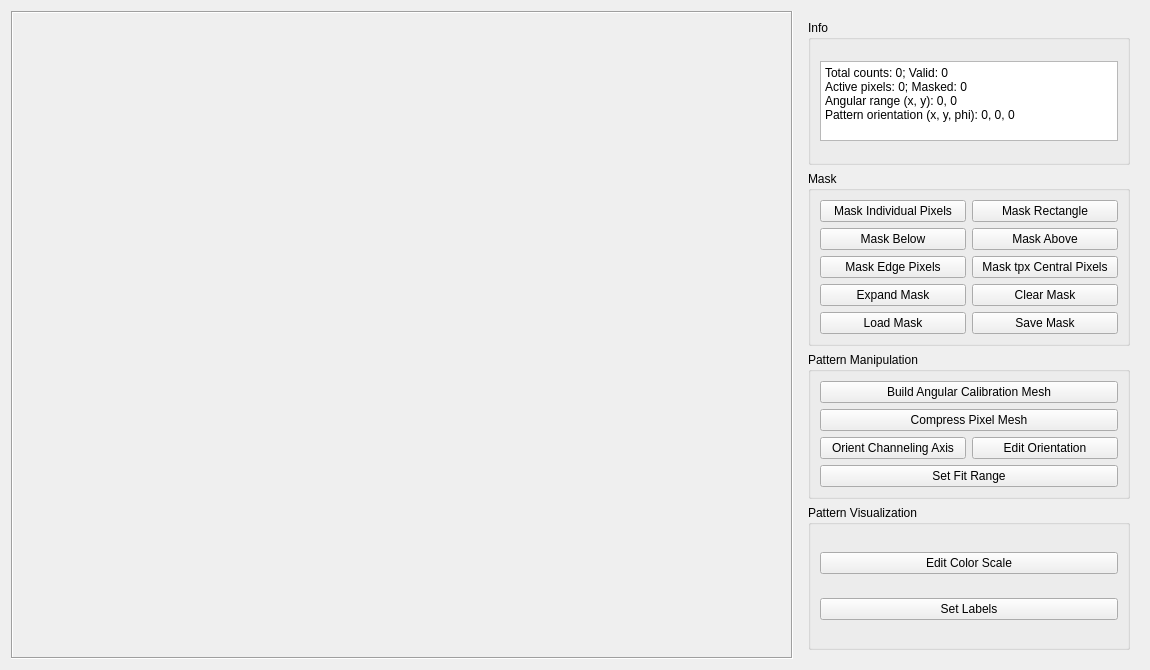
Above: qt_designer/datapattern_widget.ui from edbosne/pyfdd before the change. Below: the same form after it.
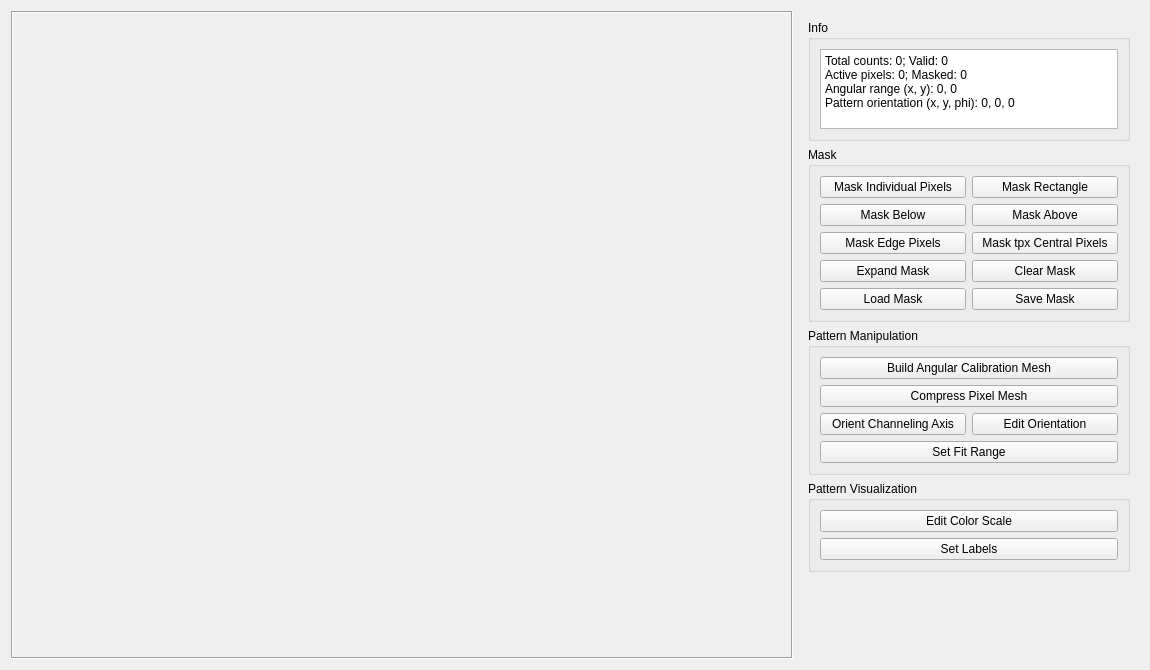
That is the form after the change.

Commit message: orientation edit widget

The edit to the form file:
```diff
--- a/qt_designer/datapattern_widget.ui
+++ b/qt_designer/datapattern_widget.ui
@@ -82,6 +82,12 @@
      <layout class="QVBoxLayout" name="verticalLayout_2">
       <item>
        <widget class="QGroupBox" name="info_groupBox">
+        <property name="sizePolicy">
+         <sizepolicy hsizetype="Preferred" vsizetype="Fixed">
+          <horstretch>0</horstretch>
+          <verstretch>0</verstretch>
+         </sizepolicy>
+        </property>
         <property name="title">
          <string>Info</string>
         </property>
@@ -338,6 +344,22 @@
         </layout>
        </widget>
       </item>
+      <item>
+       <spacer name="verticalSpacer">
+        <property name="orientation">
+         <enum>Qt::Vertical</enum>
+        </property>
+        <property name="sizeType">
+         <enum>QSizePolicy::Expanding</enum>
+        </property>
+        <property name="sizeHint" stdset="0">
+         <size>
+          <width>20</width>
+          <height>0</height>
+         </size>
+        </property>
+       </spacer>
+      </item>
      </layout>
     </widget>
    </item>
```
Left out of the diff: 4 changed lines with no effect on the pictures. The commit also changes 6 other files.
